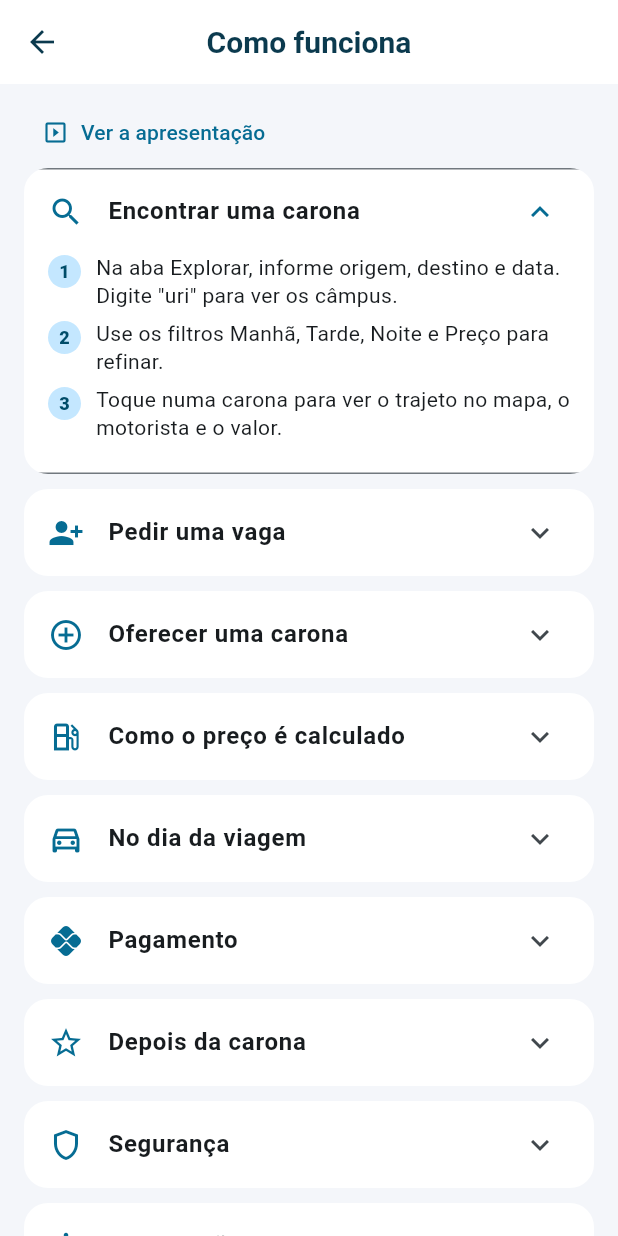
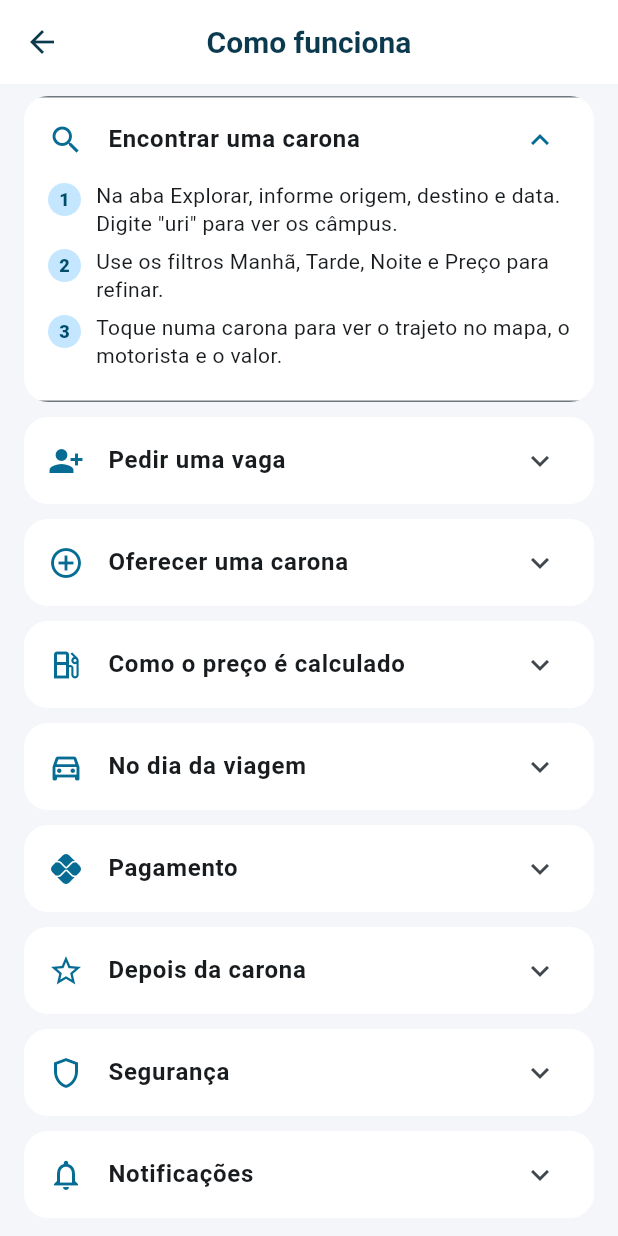
Before and after one commit to ErickSpohr/Uri-move, a Flutter app: the HowItWorksScreen screen opened directly, after a tap on "Encontrar uma carona", on a phone screen of 412 x 824 dp. Run offline on Flutter 3.47's test engine with Material 3 defaults, Android fonts, the phone set to English and light mode, and no system bars; our stand-ins replace firebase_core, firebase_messaging, flutter_map, geolocator, latlong2, shared_preferences and 1 more; missing offline and left inert: dart:js_interop; accounts and stored records are empty.

Commit message:
Como funciona: remove o botão "Ver a apresentação" (#28)
Claude-Session: https://claude.ai/code/session_012U4Cq4ZDJyZ6f92nyPHt69

Co-authored-by: ErickSpohr <ErickSpohr@users.noreply.github.com>
Co-authored-by: Claude Opus 5.5 <noreply@anthropic.com>

```diff
--- a/front/lib/screens/how_it_works_screen.dart
+++ b/front/lib/screens/how_it_works_screen.dart
@@ -1,6 +1,4 @@
 import 'package:flutter/material.dart';
-
-import 'onboarding_screen.dart';
 
 /// Ajuda do app (heurística 10 de Nielsen): passo a passo de cada parte.
 class HowItWorksScreen extends StatelessWidget {
@@ -65,20 +63,7 @@ class HowItWorksScreen extends StatelessWidget {
       body: ListView(
         padding: const EdgeInsets.fromLTRB(16, 8, 16, 24),
         children: [
-          Align(
-            alignment: Alignment.centerLeft,
-            child: TextButton.icon(
-              onPressed: () => Navigator.of(context).push(
-                MaterialPageRoute<void>(
-                  builder: (pageContext) => OnboardingScreen(
-                    onDone: () => Navigator.of(pageContext).pop(),
-                  ),
-                ),
-              ),
-              icon: const Icon(Icons.slideshow_outlined),
-              label: const Text('Ver a apresentação'),
-            ),
-          ),
+
           for (final (icon, title, steps) in _sections)
             Card(
               margin: const EdgeInsets.only(bottom: 10),
```
